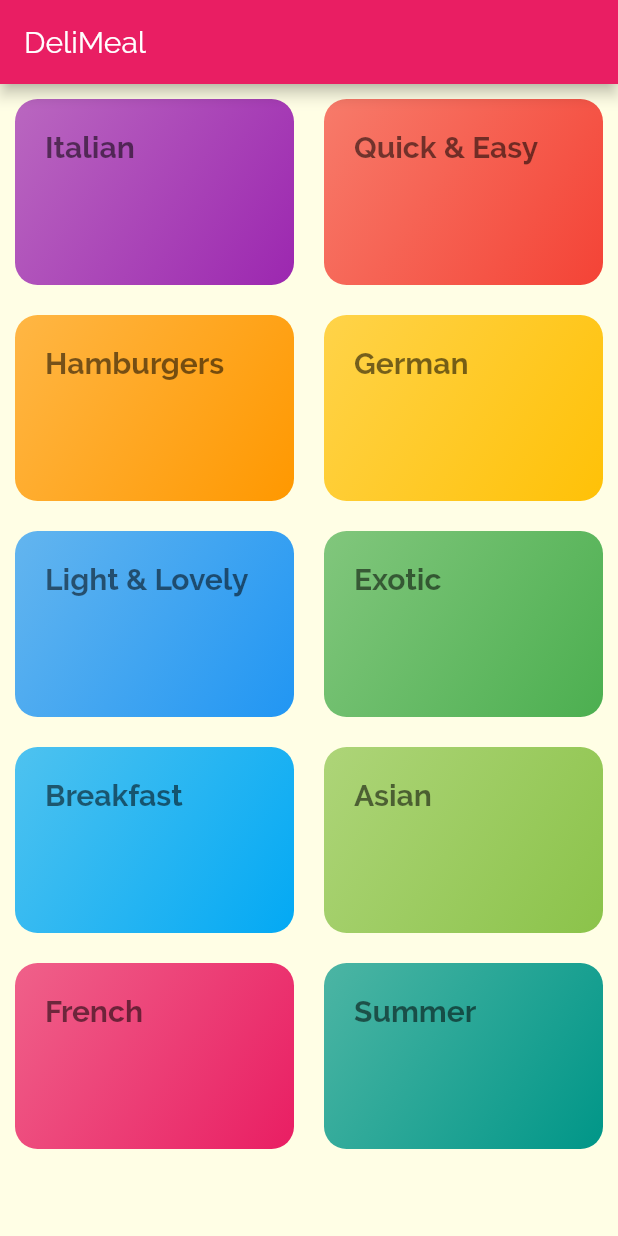
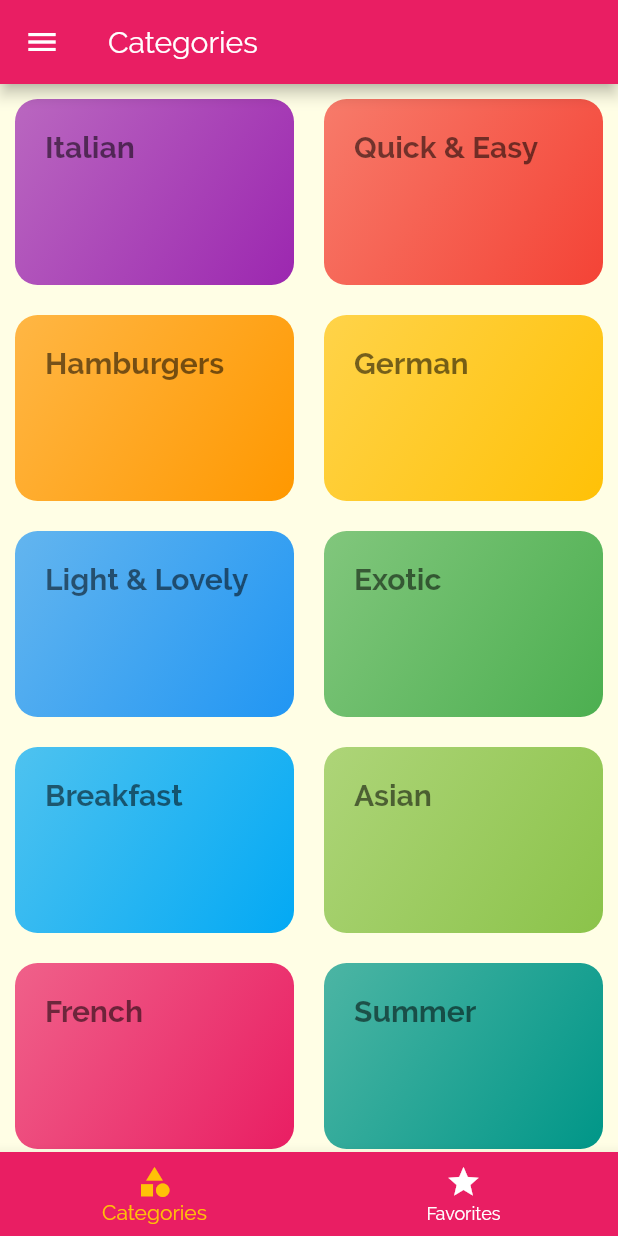
Before and after one commit to jeffreywolberg/meals_app, a Flutter app: the screen it shows after launch, on a phone screen of 412 x 824 dp. Run offline on Flutter 3.47's test engine with Material 2 defaults, Android fonts, the phone set to English and light mode, and no system bars.

Commit message:
Major Changes

```diff
--- a/lib/main.dart
+++ b/lib/main.dart
@@ -1,13 +1,60 @@
 import 'package:flutter/material.dart';
+import 'package:meals_app/dummy_data.dart';
+import 'package:meals_app/screens/tabs_screen.dart';
+import './screens/meal_detail_screen.dart';
 import './screens/categories_screen.dart';
 import './screens/category_meals_screen.dart';
+import 'models/meal.dart';
+import 'screens/filters_screen.dart';
 
 void main() {
   runApp(MyApp());
 }
 
-class MyApp extends StatelessWidget {
+class MyApp extends StatefulWidget {
   // This widget is the root of your application.
+  @override
+  _MyAppState createState() => _MyAppState();
+}
+
+class _MyAppState extends State<MyApp> {
+  Map<String, bool> _filters = {
+    'gluten': false,
+    'lactose': false,
+    'vegan': false,
+    'vegetarian': false
+  };
+
+  List<Meal> _availableMeals = DUMMY_MEALS;
+  List<Meal> _favoriteMeals = [];
+
+  void _setFilters(Map<String, bool> filterData) {
+    setState(() {
+      _filters = filterData;
+      _availableMeals = DUMMY_MEALS.where((meal) {
+        return meal.isGlutenFree == _filters['gluten'] &&
+            meal.isLactoseFree == _filters['lactose'] &&
+            meal.isVegetarian == _filters['vegetarian'] &&
+            meal.isVegan == _filters['vegan'];
+      }).toList();
+    });
+  }
+
+  void _toggleFavorite(String mealId) {
+    final existingIndex =
+        _favoriteMeals.indexWhere((meal) => meal.id == mealId);
+    setState(() {
+      existingIndex == -1
+          ? _favoriteMeals
+              .add(DUMMY_MEALS.firstWhere((meal) => meal.id == mealId))
+          : _favoriteMeals.removeAt(existingIndex);
+    });
+  }
+
+  bool _isMealFavorite(var mealId) {
+    return _favoriteMeals.any((meal) => meal.id == mealId);
+  }
+
   @override
   Widget build(BuildContext context) {
     return MaterialApp(
@@ -32,8 +79,15 @@ class MyApp extends StatelessWidget {
       ),
       // home: CategoriesScreen(),
       routes: {
-        '/': (ctx) => CategoriesScreen(),
-        CategoryMealsScreen.routeName: (ctx) => CategoryMealsScreen()
+        TabsScreen.routeName: (ctx) => TabsScreen(_favoriteMeals), // '/'
+        CategoryMealsScreen.routeName: (ctx) =>
+            CategoryMealsScreen(_availableMeals),
+        MealDetailScreen.routeName: (ctx) =>
+            MealDetailScreen(_toggleFavorite, _isMealFavorite),
+        FiltersScreen.routeName: (ctx) => FiltersScreen(
+              _filters,
+              _setFilters,
+            ),
       },
     );
   }
--- a/lib/screens/categories_screen.dart
+++ b/lib/screens/categories_screen.dart
@@ -6,9 +6,9 @@ class CategoriesScreen extends StatelessWidget {
   @override
   Widget build(BuildContext context) {
     return Scaffold(
-      appBar: AppBar(
-        title: const Text('DeliMeal'),
-      ),
+      // appBar: AppBar(
+      //   title: const Text('DeliMeal'),
+      // ),
       body: GridView(
         padding: const EdgeInsets.all(10),
         children: DUMMY_CATEGORIES
--- /dev/null
+++ b/lib/screens/tabs_screen.dart
@@ -0,0 +1,101 @@
+import 'package:flutter/material.dart';
+import 'package:meals_app/models/meal.dart';
+import '../widgets/main_drawer.dart';
+import './categories_screen.dart';
+import './favorites_screen.dart';
+
+class TabsScreen extends StatefulWidget {
+  static const routeName = '/';
+
+  List<Meal> favoriteMeals;
+  TabsScreen(this.favoriteMeals);
+
+  @override
+  _TabsScreenState createState() => _TabsScreenState();
+}
+
+class _TabsScreenState extends State<TabsScreen> {
+  List<Map<String, Object>> _pages;
+  int _selectedPageIndex = 0;
+
+  void _selectPage(int idx) {
+    setState(() {
+      _selectedPageIndex = idx;
+    });
+  }
+
+  @override
+  void initState() {
+    // TODO: implement initState
+    super.initState();
+    _pages = [
+      {
+        'page': CategoriesScreen(),
+        'title': 'Categories',
+      },
+      {
+        'page': FavoritesScreen(widget.favoriteMeals),
+        'title': "Your Favorites",
+      }
+    ];
+  }
+
+  @override
+  Widget build(BuildContext context) {
+    // return DefaultTabController(
+    //   length: 2,
+    //   child: Scaffold(
+    return Scaffold(
+      appBar: AppBar(
+        // title: Text('helo'),
+        title: Text(_pages[_selectedPageIndex]['title']),
+        //   bottom: TabBar(
+        //     // onTap: (index) {
+        //     //   isBottomTapped = false;
+        //     //   _selectPage(index);
+        //     // },
+        //     tabs: [
+        //       Tab(
+        //         icon: Icon(Icons.category),
+        //         text: 'Categories',
+        //       ),
+        //       Tab(
+        //         icon: Icon(Icons.star),
+        //         text: 'Favorites',
+        //       ),
+        //     ],
+        //   ),
+      ),
+
+      drawer: MainDrawer(),
+
+      body: _pages[_selectedPageIndex]['page'],
+      //   TabBarView(children: [
+      //   CategoriesScreen(),
+      //   FavoritesScreen(),
+      // ]),
+
+      bottomNavigationBar: BottomNavigationBar(
+        // type: BottomNavigationBarType.shifting,
+        onTap: _selectPage,
+        backgroundColor: Theme.of(context).primaryColor,
+        unselectedItemColor: Colors.white,
+        selectedItemColor: Theme.of(context).accentColor,
+        currentIndex: _selectedPageIndex,
+        items: [
+          BottomNavigationBarItem(
+            // backgroundColor: Theme.of(context).primaryColor,
+            icon: Icon(Icons.category),
+            label: 'Categories',
+          ),
+          BottomNavigationBarItem(
+            // backgroundColor: Theme.of(context).primaryColor,
+            icon: Icon(Icons.star),
+            label: 'Favorites',
+          ),
+        ],
+      ),
+      // ),
+    );
+  }
+}
```
Also changed, not shown: lib/my_home_page.dart (deleted, +0 -25 lines), lib/screens/category_meals_screen.dart (+45 -19 lines), lib/screens/favorites_screen.dart (added, +28 -0 lines), lib/screens/filters_screen.dart (added, +129 -0 lines), lib/screens/meal_detail_screen.dart (added, +94 -0 lines), lib/widgets/category_item.dart (+5 -5 lines), lib/widgets/main_drawer.dart (added, +55 -0 lines), lib/widgets/meal_info_item.dart (added, +66 -0 lines), lib/widgets/meal_item.dart (+61 -10 lines), 3 other files.
